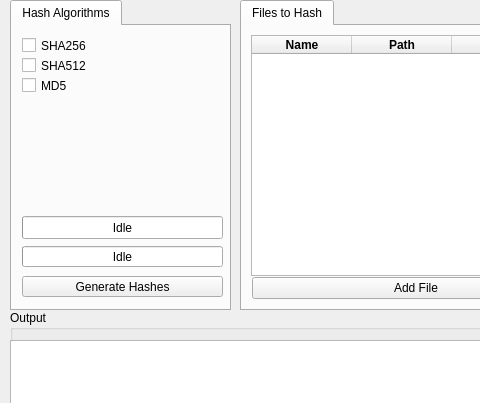
This is GUI/FileHasherUI/filehasher.ui in AlEscher/FileHasher as Qt 5 draws it before an edit; both pictures show x 0 to 480 and y 0 to 403 of the 932 by 612 pixel window. The edited form follows.
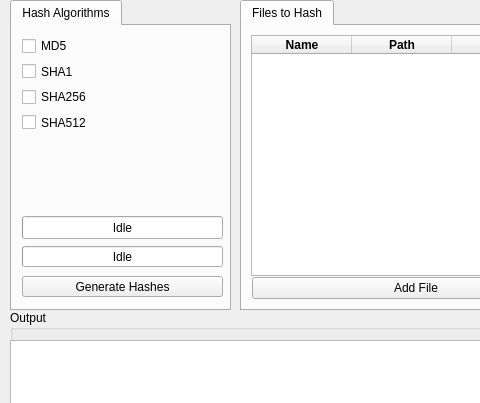
This is the edited form.

Commit message: Added SHA1 - Added new hashing algorithm SHA1 - Added left-rotate wrappers to BitUtil - Changed order of hash checkboxes to an alphabetical order, this has the added advantage that the hashes in the exported C-Array will be in the same order as they are dispalyed in the output area

```diff
--- a/GUI/FileHasherUI/filehasher.ui
+++ b/GUI/FileHasherUI/filehasher.ui
@@ -165,44 +165,6 @@
      <attribute name="title">
       <string>Hash Algorithms</string>
      </attribute>
-     <widget class="QCheckBox" name="sha256CB">
-      <property name="geometry">
-       <rect>
-        <x>10</x>
-        <y>10</y>
-        <width>131</width>
-        <height>19</height>
-       </rect>
-      </property>
-      <property name="cursor">
-       <cursorShape>PointingHandCursor</cursorShape>
-      </property>
-      <property name="text">
-       <string>SHA256</string>
-      </property>
-     </widget>
-     <widget class="QCheckBox" name="md5CB">
-      <property name="enabled">
-       <bool>true</bool>
-      </property>
-      <property name="geometry">
-       <rect>
-        <x>10</x>
-        <y>50</y>
-        <width>101</width>
-        <height>19</height>
-       </rect>
-      </property>
-      <property name="cursor">
-       <cursorShape>PointingHandCursor</cursorShape>
-      </property>
-      <property name="text">
-       <string>MD5</string>
-      </property>
-      <property name="checkable">
-       <bool>true</bool>
-      </property>
-     </widget>
      <widget class="QPushButton" name="hashButton">
       <property name="geometry">
        <rect>
@@ -263,21 +225,60 @@
        <string>Idle</string>
       </property>
      </widget>
-     <widget class="QCheckBox" name="sha512CB">
+     <widget class="QWidget" name="layoutWidget">
       <property name="geometry">
        <rect>
         <x>10</x>
-        <y>30</y>
-        <width>72</width>
-        <height>19</height>
+        <y>10</y>
+        <width>65</width>
+        <height>96</height>
        </rect>
       </property>
-      <property name="cursor">
-       <cursorShape>PointingHandCursor</cursorShape>
-      </property>
-      <property name="text">
-       <string>SHA512</string>
-      </property>
+      <layout class="QVBoxLayout" name="hashButtons">
+       <item>
+        <widget class="QCheckBox" name="md5CB">
+         <property name="enabled">
+          <bool>true</bool>
+         </property>
+         <property name="cursor">
+          <cursorShape>PointingHandCursor</cursorShape>
+         </property>
+         <property name="text">
+          <string>MD5</string>
+         </property>
+         <property name="checkable">
+          <bool>true</bool>
+         </property>
+        </widget>
+       </item>
+       <item>
+        <widget class="QCheckBox" name="sha1CB">
+         <property name="text">
+          <string>SHA1</string>
+         </property>
+        </widget>
+       </item>
+       <item>
+        <widget class="QCheckBox" name="sha256CB">
+         <property name="cursor">
+          <cursorShape>PointingHandCursor</cursorShape>
+         </property>
+         <property name="text">
+          <string>SHA256</string>
+         </property>
+        </widget>
+       </item>
+       <item>
+        <widget class="QCheckBox" name="sha512CB">
+         <property name="cursor">
+          <cursorShape>PointingHandCursor</cursorShape>
+         </property>
+         <property name="text">
+          <string>SHA512</string>
+         </property>
+        </widget>
+       </item>
+      </layout>
      </widget>
     </widget>
    </widget>
```
The commit also changes 11 other files.
